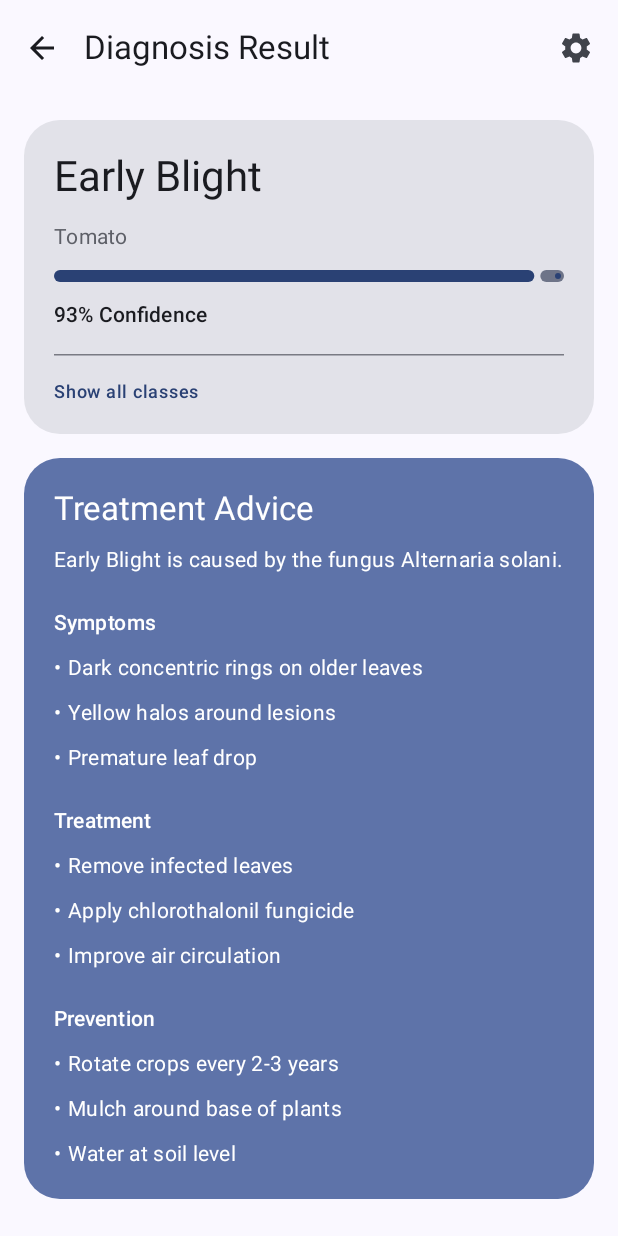
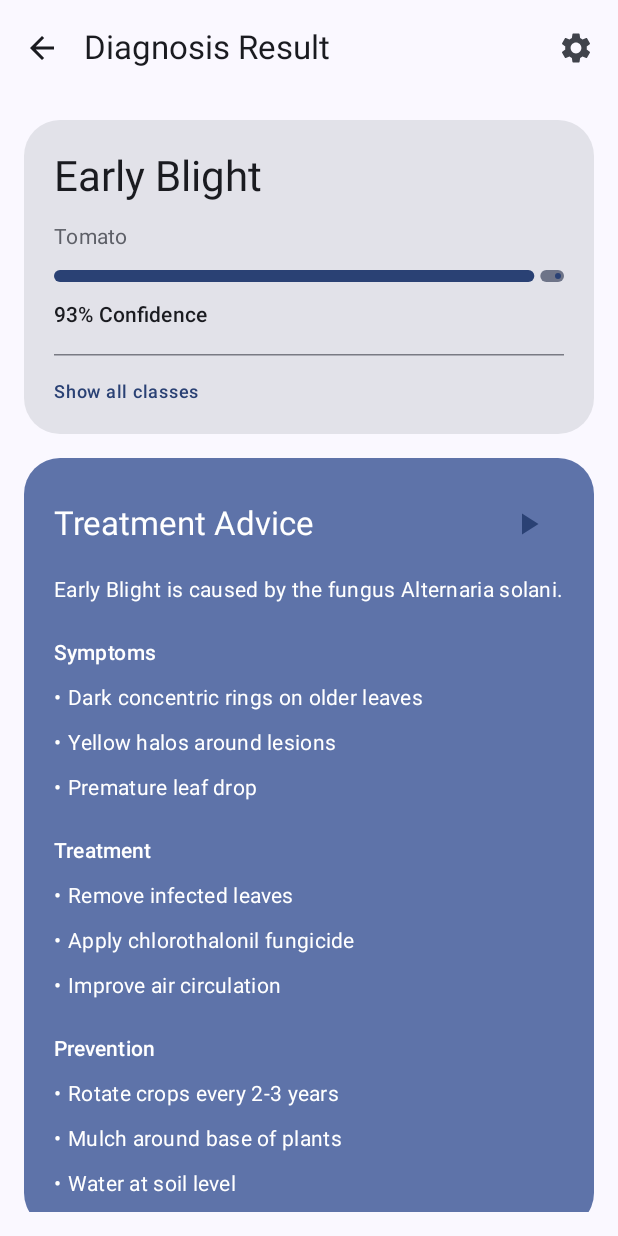
Before and after one commit to jVeyZ/AI_SAMSUNG-CapstoneProy, an Android app built with Jetpack Compose: the @Preview function PreviewResultScreen, on a phone screen of 412 x 824 dp. Run offline under Robolectric (Android 15) with nearby library versions, the light colour scheme and no system bars.

Commit message:
feat: TTS play button on treatment card and AI responses
- rememberTts() composable manages Android TextToSpeech lifecycle
- TtsButton with play icon on TreatmentCard header (top-right)
- TtsButton on AI chat bubble response (next to text)
- Language auto-maps: en→English, es→Spanish, va→Catalan
- TTS reads full treatment text (explanation + all sections)

```diff
--- a/android/app/src/main/java/com/cropguard/app/ui/Components.kt
+++ b/android/app/src/main/java/com/cropguard/app/ui/Components.kt
@@ -1,5 +1,6 @@
 package com.cropguard.app.ui
 
+import android.speech.tts.TextToSpeech
 import androidx.compose.animation.core.LinearEasing
 import androidx.compose.animation.core.RepeatMode
 import androidx.compose.animation.core.animateFloat
@@ -17,6 +18,7 @@ import androidx.compose.foundation.layout.width
 import androidx.compose.foundation.shape.RoundedCornerShape
 import androidx.compose.material.icons.Icons
 import androidx.compose.material.icons.filled.Language
+import androidx.compose.material.icons.filled.PlayArrow
 import androidx.compose.material.icons.filled.Settings
 import androidx.compose.material3.Card
 import androidx.compose.material3.CardDefaults
@@ -27,6 +29,7 @@ import androidx.compose.material3.IconButton
 import androidx.compose.material3.MaterialTheme
 import androidx.compose.material3.Text
 import androidx.compose.runtime.Composable
+import androidx.compose.runtime.DisposableEffect
 import androidx.compose.runtime.getValue
 import androidx.compose.runtime.mutableStateOf
 import androidx.compose.runtime.remember
@@ -34,17 +37,64 @@ import androidx.compose.runtime.setValue
 import androidx.compose.ui.Alignment
 import androidx.compose.ui.Modifier
 import androidx.compose.ui.draw.alpha
+import androidx.compose.ui.platform.LocalContext
 import androidx.compose.ui.text.AnnotatedString
 import androidx.compose.ui.text.SpanStyle
 import androidx.compose.ui.text.buildAnnotatedString
+import androidx.compose.ui.text.font.FontStyle
 import androidx.compose.ui.text.font.FontWeight
-import androidx.compose.ui.text.font.FontStyle
 import androidx.compose.ui.text.withStyle
 import androidx.compose.ui.tooling.preview.Preview
 import androidx.compose.ui.unit.dp
 import com.cropguard.app.ui.theme.CropGuardTheme
 import com.cropguard.app.vm.ChatMessage
 import com.cropguard.app.vm.CropViewModel
+import java.util.Locale
+
+private fun langToLocale(lang: String): Locale = when (lang) {
+    "es" -> Locale("es")
+    "va" -> Locale("ca")
+    else -> Locale.ENGLISH
+}
+
+@Composable
+fun rememberTts(lang: String): TextToSpeech? {
+    val ctx = LocalContext.current
+    var tts by remember { mutableStateOf<TextToSpeech?>(null) }
+    DisposableEffect(lang) {
+        val engine = TextToSpeech(ctx) { status ->
+            if (status == TextToSpeech.SUCCESS) {
+                tts?.language = langToLocale(lang)
+            }
+        }
+        tts = engine
+        onDispose {
+            engine.stop()
+            engine.shutdown()
+            tts = null
+        }
+    }
+    return tts
+}
+
+@Composable
+fun TtsButton(text: String, lang: String, modifier: Modifier = Modifier) {
+    val tts = rememberTts(lang)
+    IconButton(
+        onClick = {
+            tts?.speak(text, TextToSpeech.QUEUE_FLUSH, null, "tts_${System.currentTimeMillis()}")
+        },
+        enabled = tts != null,
+        modifier = modifier,
+    ) {
+        Icon(
+            Icons.Default.PlayArrow,
+            contentDescription = "Read aloud",
+            tint = if (tts != null) MaterialTheme.colorScheme.primary
+            else MaterialTheme.colorScheme.outline,
+        )
+    }
+}
 
 @Composable
 fun LanguageMenu(vm: CropViewModel) {
@@ -83,14 +133,25 @@ fun TreatmentCard(
     title: String,
     explanation: String,
     sections: List<Pair<String, List<String>>>,
+    lang: String = "en",
 ) {
+    val ttsText = buildString {
+        appendLine(explanation)
+        sections.forEach { (heading, items) ->
+            appendLine(heading)
+            items.forEach { appendLine(it) }
+        }
+    }
     Card(
         shape = RoundedCornerShape(24.dp),
         modifier = Modifier.fillMaxWidth(),
         colors = CardDefaults.cardColors(containerColor = MaterialTheme.colorScheme.primaryContainer),
     ) {
         Column(Modifier.padding(20.dp), verticalArrangement = Arrangement.spacedBy(10.dp)) {
-            Text(title, style = MaterialTheme.typography.titleLarge)
+            Row(verticalAlignment = Alignment.CenterVertically) {
+                Text(title, style = MaterialTheme.typography.titleLarge, modifier = Modifier.weight(1f))
+                TtsButton(text = ttsText, lang = lang)
+            }
             Text(explanation, style = MaterialTheme.typography.bodyMedium)
             sections.forEach { (heading, items) ->
                 Spacer(Modifier.height(2.dp))
@@ -176,10 +237,14 @@ fun ChatBubble(msg: ChatMessage, lang: String) {
                         TypingIndicator()
                     } else {
                         val answerText = msg.answer ?: msg.note ?: L.t("ai_unavailable", lang)
-                        Text(
-                            parseBasicMarkdown(answerText),
-                            style = MaterialTheme.typography.bodyMedium,
-                        )
+                        Row(verticalAlignment = Alignment.Top) {
+                            Text(
+                                parseBasicMarkdown(answerText),
+                                style = MaterialTheme.typography.bodyMedium,
+                                modifier = Modifier.weight(1f),
+                            )
+                            TtsButton(text = answerText, lang = lang)
+                        }
                     }
                 }
             }
--- a/android/app/src/main/java/com/cropguard/app/ui/ResultScreen.kt
+++ b/android/app/src/main/java/com/cropguard/app/ui/ResultScreen.kt
@@ -192,6 +192,7 @@ fun ResultScreen(vm: CropViewModel, onBack: () -> Unit, onSettings: () -> Unit =
                             L.t("treatment", state.lang) to t.treatment,
                             L.t("prevention", state.lang) to t.prevention,
                         ),
+                        lang = state.lang,
                     )
                 }
             }
```
